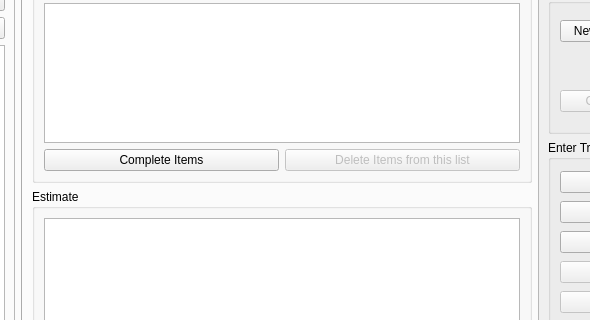
Above: qt-designer/main.ui from rowinggolfer/openmolar1 before the change; both pictures show x 205 to 795 and y 124 to 444 of the 985 by 614 pixel window. Below: the same form after it.
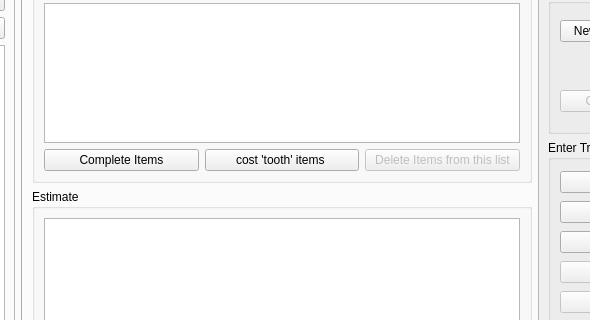
That is the form after the change. Icons and pictures are not drawn.

Commit message: begin to implement tooth plans

```diff
--- a/qt-designer/main.ui
+++ b/qt-designer/main.ui
@@ -2535,6 +2535,13 @@
                       </property>
                      </widget>
                     </item>
+                    <item>
+                     <widget class="QPushButton" name="toothCost_pushButton" >
+                      <property name="text" >
+                       <string>cost 'tooth' items </string>
+                      </property>
+                     </widget>
+                    </item>
                     <item>
                      <widget class="QPushButton" name="completedItems_pushButton" >
                       <property name="enabled" >
```
Left out of the diff: 40 changed lines with no effect on the pictures. The commit also changes 16 other files.
